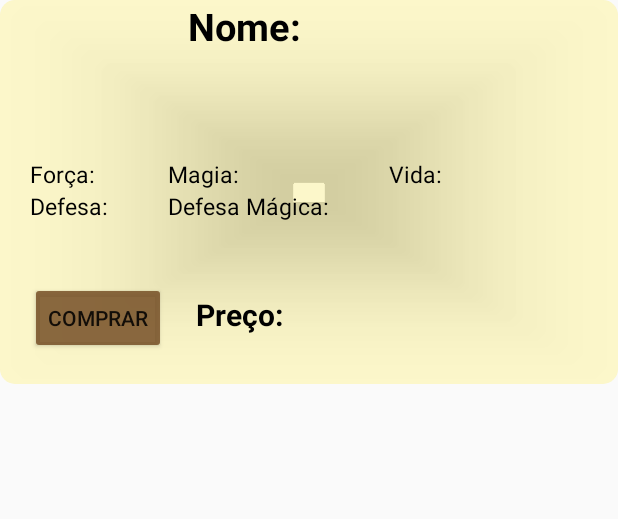
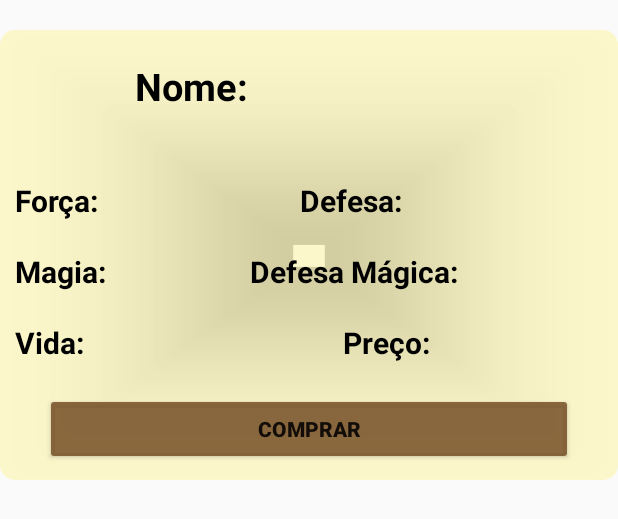
Before and after one commit to arctumn/LEGIONofLENDAS-Um-Jogo-de-Avatars, an Android app: the layout item_shop.xml on its own in the app's theme, with its tools: preview values and no code run, on a phone screen of 412 x 824 dp. Shown: the top 519 px of the screen. Run offline under Robolectric (Android 15) with nearby library versions, the phone set to English and light mode, and no system bars.

Commit message:
Client Refactors

```diff
--- a/app/src/main/java/com/lol/LEGIONofLENDAS/MenuPrincipal.java
+++ b/app/src/main/java/com/lol/LEGIONofLENDAS/MenuPrincipal.java
@@ -30,6 +30,7 @@ public class MenuPrincipal extends AppCompatActivity {
         btnloja.setOnClickListener(v -> {
             Intent intent = new Intent(MenuPrincipal.this, Shop.class);
             intent.putExtra("userid",userid);
+            intent.putExtra("exp",xp);
             startActivity(intent);
         });
         btnrank=findViewById(R.id.btn_ranking);
--- a/app/src/main/java/com/lol/LEGIONofLENDAS/ParseBatalha.java
+++ b/app/src/main/java/com/lol/LEGIONofLENDAS/ParseBatalha.java
@@ -136,7 +136,7 @@ public class ParseBatalha extends AppCompatActivity {
     public boolean parseBatalha(String Mensagem) throws InterruptedException {
 
         Log.d("ParseBatalha",Mensagem);
-        btn.setText("Passar batalha à frente");
+        btn.setText(R.string.Skip_Fight);
         int id1 = 0;
         int id2 = 0;
         int progresso1 = 0;
--- a/app/src/main/res/layout/item_shop.xml
+++ b/app/src/main/res/layout/item_shop.xml
@@ -5,27 +5,28 @@
     xmlns:app="http://schemas.android.com/apk/res-auto"
     xmlns:tools="http://schemas.android.com/tools"
     app:cardCornerRadius="10dp"
-    app:cardBackgroundColor="#00000000">
+    app:cardBackgroundColor="#00000000"
+    android:layout_marginVertical="20dp">
 
     <LinearLayout
         android:layout_width="match_parent"
         android:layout_height="wrap_content"
-
         android:background="#41FFEB3B"
         android:orientation="vertical">
 
         <LinearLayout
             android:layout_width="match_parent"
             android:layout_height="wrap_content"
+            android:layout_marginVertical="20dp"
             tools:ignore="UseCompoundDrawables">
 
             <ImageView
                 android:id="@+id/shopAvatar"
-                android:layout_width="85dp"
-                android:layout_height="85dp"
+                android:layout_width="50dp"
+                android:layout_height="50dp"
                 android:layout_marginHorizontal="20dp"
                 android:contentDescription="@string/shopAvatarDescription"
-                android:padding="6dp" />
+                />
 
             <TextView
                 android:id="@+id/item_name"
@@ -46,85 +47,106 @@
             <LinearLayout
                 android:layout_width="match_parent"
                 android:layout_height="wrap_content"
-                android:orientation="horizontal">
+                android:orientation="vertical">
 
                 <LinearLayout
-                    android:layout_width="wrap_content"
+                    android:layout_width="match_parent"
                     android:layout_height="wrap_content"
-                    android:padding="20dp"
-                    android:orientation="vertical">
+                    android:padding="10dp"
+                    android:weightSum="2"
+                    android:orientation="horizontal">
 
                     <TextView
                         android:id="@+id/item_status"
                         android:layout_width="wrap_content"
                         android:layout_height="wrap_content"
-                        android:text="@string/Item_STR"
+                        android:layout_weight="1"
+                        android:text="@string/STR"
                         android:textColor="@android:color/black"
-                        android:textSize="15sp" />
+                        android:textSize="20sp"
+                        android:textStyle="bold" />
 
                     <TextView
                         android:id="@+id/defense_Shop"
                         android:layout_width="wrap_content"
                         android:layout_height="wrap_content"
-                        android:text="@string/Item_Defence"
+                        android:text="@string/Defence"
                         android:textColor="@android:color/black"
-                        android:textSize="15sp" />
+                        android:textStyle="bold"
+                        android:layout_weight="1"
+                        android:textSize="20sp" />
 
                 </LinearLayout>
                 <LinearLayout
-                    android:layout_width="wrap_content"
+                    android:layout_width="match_parent"
                     android:layout_height="wrap_content"
-                    android:padding="20dp"
-                    android:orientation="vertical">
+                    android:padding="10dp"
+                    android:weightSum="2"
+                    android:orientation="horizontal">
 
                     <TextView
                         android:id="@+id/magic_Shop"
                         android:layout_width="wrap_content"
                         android:layout_height="wrap_content"
-                        android:text="@string/Item_Magic"
+                        android:text="@string/Magic"
                         android:textColor="@android:color/black"
-                        android:textSize="15sp" />
+                        android:layout_weight="1"
+                        android:textStyle="bold"
+                        android:textSize="20sp" />
 
                     <TextView
                         android:id="@+id/magic_defense_Shop"
                         android:layout_width="wrap_content"
                         android:layout_height="wrap_content"
-                        android:text="@string/Item_Magic_Defence"
+                        android:text="@string/Magic_Defence"
                         android:textColor="@android:color/black"
-                        android:textSize="15sp" />
+                        android:layout_weight="1"
+                        android:textStyle="bold"
+                        android:textSize="20sp" />
                 </LinearLayout>
-                <TextView
-                    android:padding="20dp"
-                    android:id="@+id/hp_Shop"
-                    android:layout_width="wrap_content"
+                <LinearLayout
+                    android:layout_width="match_parent"
                     android:layout_height="wrap_content"
-                    android:text="@string/Item_HP"
-                    android:textColor="@android:color/black"
-                    android:textSize="15sp" />
+                    android:padding="10dp"
+                    android:weightSum="2">
+                    <TextView
+                        android:id="@+id/hp_Shop"
+                        android:layout_width="wrap_content"
+                        android:layout_height="wrap_content"
+                        android:text="@string/HP"
+                        android:textColor="@android:color/black"
+                        android:textStyle="bold"
+                        android:layout_weight="1"
+                        android:textSize="20sp" />
+                    <TextView
+                        android:id="@+id/shopPrice"
+                        android:layout_width="0dp"
+                        android:layout_height="wrap_content"
+                        android:text="@string/Item_Price"
+                        android:textColor="@android:color/black"
+                        android:layout_weight="1"
+                        android:textSize="20sp"
+                        android:textStyle="bold" />
+                </LinearLayout>
+
             </LinearLayout>
 
             <LinearLayout
                 android:layout_width="match_parent"
                 android:layout_height="wrap_content"
-                android:paddingTop="20dp"
-                android:paddingBottom="20dp"
+                android:padding="10dp"
                 android:orientation="horizontal">
+
+
                 <Button
                     android:id="@+id/button_comprar"
                     android:layout_width="wrap_content"
                     android:layout_height="wrap_content"
                     android:layout_marginHorizontal="20dp"
                     android:backgroundTint="#DF7A542B"
+                    android:layout_weight="1"
+                    android:textStyle="bold"
                     android:text="@string/Item_Buy" />
-                <TextView
-                    android:id="@+id/shopPrice"
-                    android:layout_width="wrap_content"
-                    android:layout_height="wrap_content"
-                    android:text="@string/Item_Price"
-                    android:textColor="@android:color/black"
-                    android:textSize="20sp"
-                    android:textStyle="bold" />
-
 
             </LinearLayout>
         </LinearLayout>
--- a/app/src/main/res/values/strings.xml
+++ b/app/src/main/res/values/strings.xml
@@ -55,13 +55,16 @@
     <string name="SuccessLogin">LOGIN COM SUCESSO</string>
     <string name="ErrorLogin">ERRO! NOME OU SENHA INCORRETO</string>
     <string name="Item_Name">Nome:</string>
-    <string name="Item_STR">Força:</string>
+    <string name="STR">Força:</string>
     <string name="Item_Buy">Comprar</string>
     <string name="Item_Price">Preço:</string>
-    <string name="Item_HP">Vida:</string>
-    <string name="Item_Magic_Defence">Defesa Mágica:</string>
-    <string name="Item_Defence">Defesa:</string>
-    <string name="Item_Magic">Magia:</string>
+    <string name="HP">Vida:</string>
+    <string name="Magic_Defence">Defesa Mágica:</string>
+    <string name="Defence">Defesa:</string>
+    <string name="Magic">Magia:</string>
     <string name="shopAvatarDescription">Imagem do Item</string>
     <string name="Item_Bought">Item Comprado!</string>
+    <string name="Item_Not_Bought">Não tem experiencia suficient!.</string>
+    <string name="Skip_Fight">Passar batalha à frente</string>
+    <string name="Avaliable_Points">Pontos A Atribuir:</string>
 </resources>
```
Also changed, not shown: app/src/main/java/com/lol/LEGIONofLENDAS/LevelUp.java (+38 -27 lines), app/src/main/java/com/lol/LEGIONofLENDAS/Shop.java (+2 -10 lines), app/src/main/java/com/lol/LEGIONofLENDAS/itemShopAdapter.java (+22 -16 lines), app/src/main/res/layout/activity_level_up.xml (+5 -5 lines), 1 other file.
